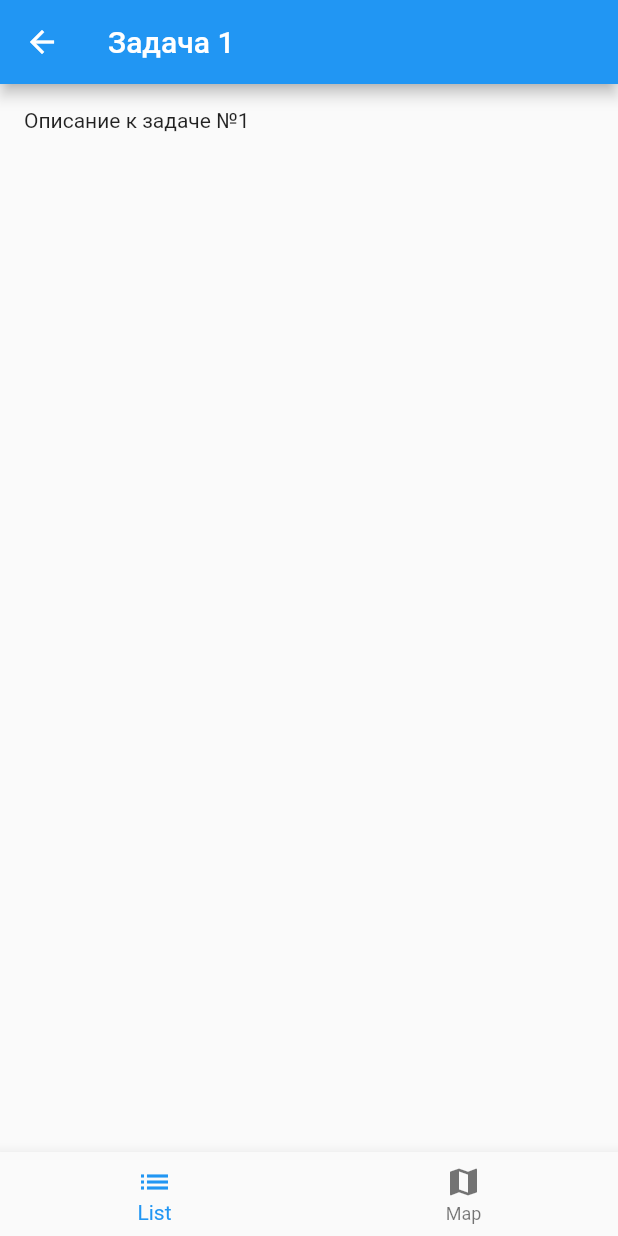
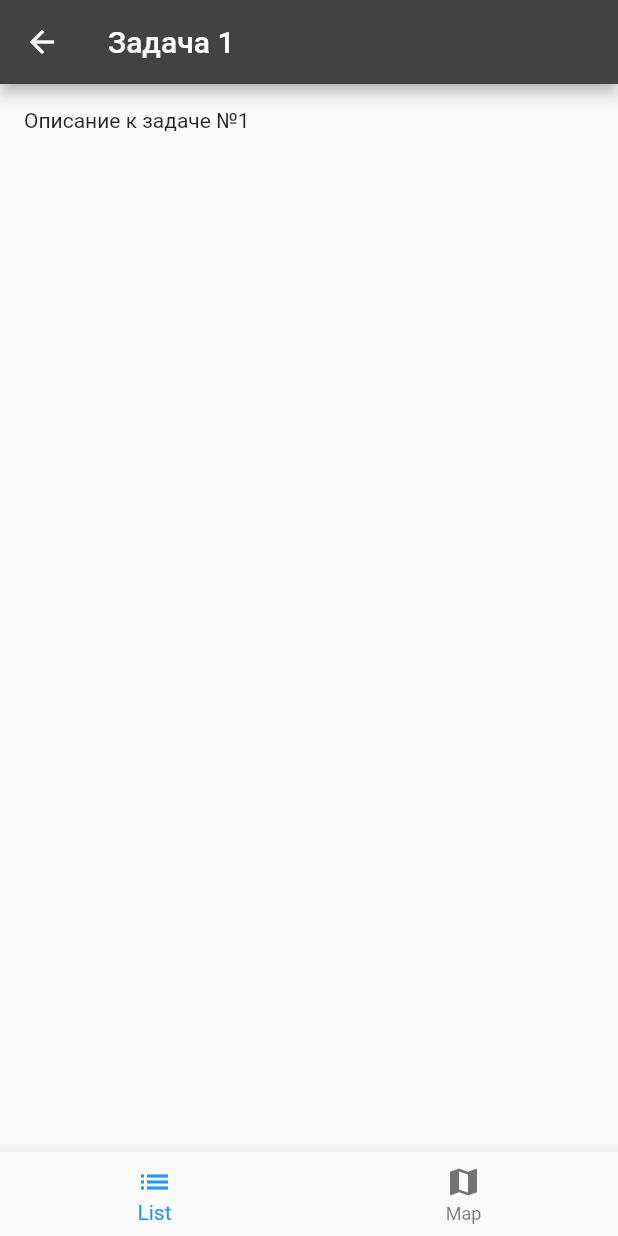
Before and after one commit to nub1a/bottom_bar, a Flutter app: the screen it shows after launch, after a tap on an icon or button, on a phone screen of 412 x 824 dp. Run offline on Flutter 3.47's test engine with Material 2 defaults, Android fonts, the phone set to English and light mode, and no system bars; our stand-ins replace flutter_map, latlong.

Commit message:
Added SplashScreen and fixed AppBar colors

```diff
--- a/lib/home_page.dart
+++ b/lib/home_page.dart
@@ -74,6 +74,7 @@ class DetailScreen extends StatelessWidget {
     return Scaffold(
       appBar: AppBar(
         title: Text(todo.title),
+        backgroundColor: Colors.grey[800],
       ),
       body: Padding(
         padding: EdgeInsets.all(16.0),
--- a/lib/main.dart
+++ b/lib/main.dart
@@ -1,5 +1,6 @@
 import 'package:bottom_bar/home_page.dart';
 import 'package:bottom_bar/map_page.dart';
+import 'package:bottom_bar/splash.dart';
 import 'package:flutter/material.dart';
 
 void main() => runApp(App());
@@ -8,7 +9,7 @@ class App extends StatelessWidget {
   @override
   Widget build(BuildContext context) {
     return MaterialApp(
-      home: MyBottomNavigationBar(),
+      home: SplashScreen(),
     );
   }
 }
--- /dev/null
+++ b/lib/splash.dart
@@ -0,0 +1,29 @@
+import 'dart:async';
+import 'package:bottom_bar/main.dart';
+import 'package:flutter/material.dart';
+
+class SplashScreen extends StatefulWidget {
+  @override
+  _SplashScreenState createState() => _SplashScreenState();
+}
+
+class _SplashScreenState extends State<SplashScreen> {
+  @override
+  void initState() {
+    super.initState();
+    Timer(
+        Duration(seconds: 3),
+            () => Navigator.of(context).pushReplacement(MaterialPageRoute(
+            builder: (BuildContext context) => MyBottomNavigationBar())));
+  }
+
+  @override
+  Widget build(BuildContext context) {
+    return Scaffold(
+      backgroundColor: Colors.white,
+      body: Center(
+        child: Image.asset('assets/splash.png'),
+      ),
+    );
+  }
+}
--- a/pubspec.yaml
+++ b/pubspec.yaml
@@ -40,6 +40,8 @@ dev_dependencies:
 
 # The following section is specific to Flutter.
 flutter:
+  assets:
+    - assets/splash.png
 
   # The following line ensures that the Material Icons font is
   # included with your application, so that you can use the icons in
```
Also changed, not shown: assets/splash.png (added).
